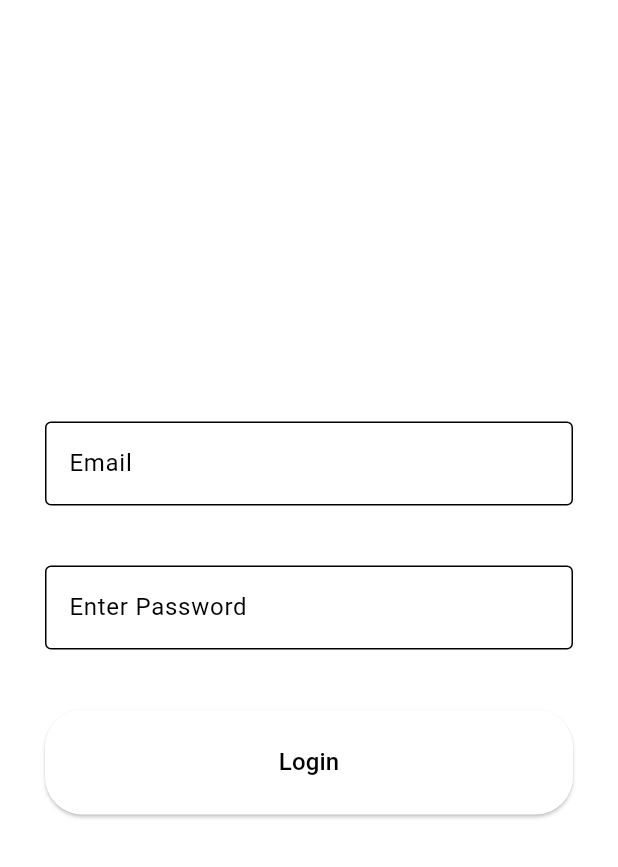
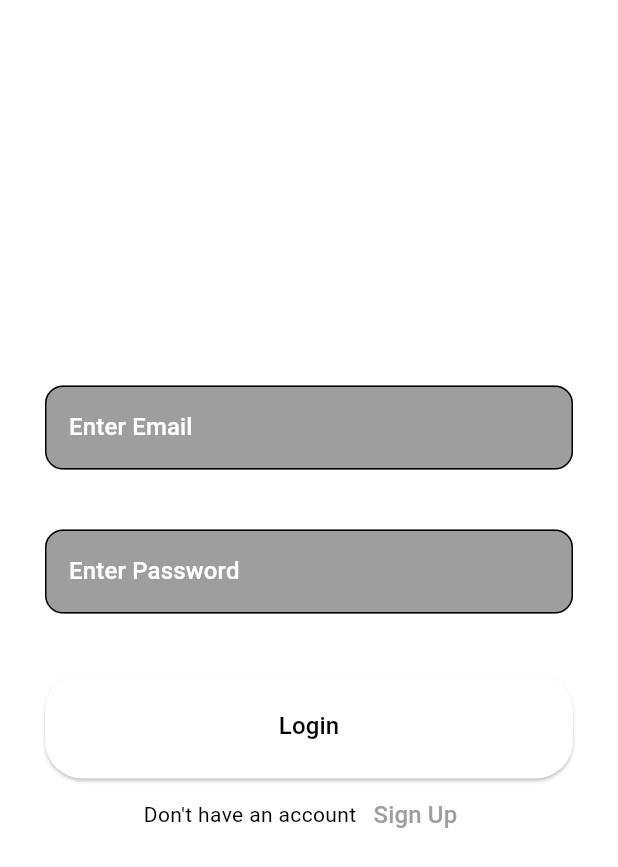
Before and after one commit to mrawaismurtaza/AI-Chatbot-App, a Flutter app: the screen it shows after launch, on a phone screen of 412 x 824 dp. Shown: the top 867 px of the screen. Run offline on Flutter 3.47's test engine with Material 3 defaults, Android fonts, the phone set to English and light mode, and no system bars; our stand-ins replace flutter_dotenv, fluttertoast, go_router, supabase_flutter; accounts and stored records are empty.

```diff
--- a/chatbot/lib/core/theme/app_theme.dart
+++ b/chatbot/lib/core/theme/app_theme.dart
@@ -12,6 +12,7 @@ class AppTheme {
       background: Colors.white,
       onPrimary: Colors.black,
       onSurface: Colors.black,
+      tertiary: Colors.grey,
     ),
     textTheme: const TextTheme(
       bodyLarge: TextStyle(color: Colors.black, fontSize: 16),
@@ -30,6 +31,7 @@ class AppTheme {
       background: Colors.black,
       onSurface: Colors.white,
       onPrimary: Colors.white,
+      tertiary: Colors.grey,
     ),
   );
 }
--- a/chatbot/lib/features/presentation/screens/login.dart
+++ b/chatbot/lib/features/presentation/screens/login.dart
@@ -1,5 +1,8 @@
 import 'package:chatbot/features/presentation/widgets/custom_button.dart';
+import 'package:chatbot/features/presentation/widgets/text_field.dart';
 import 'package:flutter/material.dart';
+import 'package:fluttertoast/fluttertoast.dart';
+import 'package:go_router/go_router.dart';
 
 class Login extends StatefulWidget {
   const Login({super.key});
@@ -9,34 +12,47 @@ class Login extends StatefulWidget {
 }
 
 class _LoginState extends State<Login> {
+  final TextEditingController emailController = TextEditingController();
+  final TextEditingController passwordController = TextEditingController();
+
   @override
   Widget build(BuildContext context) {
+    final theme = Theme.of(context);
+
     final _height = MediaQuery.of(context).size.height;
     final _width = MediaQuery.of(context).size.width;
 
     return Scaffold(
       body: Center(
         child: Padding(
-          padding: const EdgeInsets.only(left: 30, right: 30),
+        padding: const EdgeInsets.symmetric(horizontal: 30),
           child: Column(
             mainAxisAlignment: MainAxisAlignment.center,
             crossAxisAlignment: CrossAxisAlignment.center,
             children: [
-              TextField(
-                decoration: InputDecoration(
-                  border: OutlineInputBorder(),
-                  labelText: "Email",
-                ),
+              CustomTextField( controller: emailController, hintText: "Enter Email"),
+              SizedBox(height: 40),
+              CustomTextField( controller: passwordController, hintText: "Enter Password",
               ),
               SizedBox(height: 40),
-              TextField(
-                decoration: InputDecoration(
-                  border: OutlineInputBorder(),
-                  labelText: "Enter Password",
-                ),
+              CustomButton( text: "Login",
+                onPressed: () {
+                  Fluttertoast.showToast(msg: "Login Successfull");
+                },
               ),
-              SizedBox(height: 40),
-              CustomButton(text: "Login", onPressed: () {}),
+              Row(
+                mainAxisAlignment: MainAxisAlignment.center,
+                children: [
+                  Text("Don't have an account"),
+                  TextButton(
+                    onPressed: () => context.go('/signup'),
+                    child: Text(
+                      "Sign Up",
+                      style: TextStyle(color: theme.colorScheme.tertiary!),
+                    ),
+                  ),
+                ],
+              ),
             ],
           ),
         ),
--- a/chatbot/lib/features/presentation/widgets/text_field.dart
+++ b/chatbot/lib/features/presentation/widgets/text_field.dart
@@ -4,13 +4,14 @@ class CustomTextField extends StatefulWidget {
   final TextEditingController controller;
   final String hintText;
   final TextInputType keyboardType;
-  final bool obscureText;
+  final bool obscuredText;
   final String? Function(String?)? validator;
-  const CustomTextField({super.key,
+  const CustomTextField({
+    super.key,
     required this.controller,
     required this.hintText,
     this.keyboardType = TextInputType.text,
-    this.obscureText = false,
+    this.obscuredText = false,
     this.validator,
   });
 
@@ -19,7 +20,6 @@ class CustomTextField extends StatefulWidget {
 }
 
 class _CustomTextFieldState extends State<CustomTextField> {
-
   late bool _isObscured;
 
   @override
@@ -31,7 +31,6 @@ class _CustomTextFieldState extends State<CustomTextField> {
 
   @override
   Widget build(BuildContext context) {
-
     final theme = Theme.of(context);
 
     return TextFormField(
@@ -40,15 +39,27 @@ class _CustomTextFieldState extends State<CustomTextField> {
         filled: true,
         fillColor: theme.colorScheme.tertiary,
         labelText: widget.hintText,
-        labelStyle: theme.textTheme.labellarge,
-        border: InputBorder.none,
-        suffixIcon: widget.obscureText ?
-            IconButton(onPressed: () {
-              setState( () {
-                _isObscured = !_isObscured;
-              });
-            },
-            icon: icon)
+        labelStyle: theme.textTheme.labelLarge,
+        border: OutlineInputBorder(
+          borderRadius: BorderRadius.circular(12),
+          borderSide: BorderSide(
+            color: theme.colorScheme.primary, // or Colors.grey
+            width: 1.5,
+          ),
+        ),
+        suffixIcon:
+            widget.obscuredText
+                ? IconButton(
+                  onPressed: () {
+                    setState(() {
+                      _isObscured = !_isObscured;
+                    });
+                  },
+                  icon: Icon(
+                    _isObscured ? Icons.visibility_off : Icons.visibility,
+                  ),
+                )
+                : null,
       ),
     );
   }
--- a/chatbot/pubspec.yaml
+++ b/chatbot/pubspec.yaml
@@ -10,6 +10,7 @@ dependencies:
   flutter:
     sdk: flutter
   flutter_dotenv: ^5.2.1
+  fluttertoast: ^8.2.12
   go_router: ^14.8.1
   icons_launcher: ^3.0.1
   shared_preferences: ^2.5.3
```
Also changed, not shown: chatbot/lib/features/blocs/signup/signip_bloc.dart (added, +13 -0 lines), chatbot/lib/features/blocs/signup/signup_event.dart (added, +8 -0 lines), chatbot/lib/features/blocs/signup/signup_state.dart (added, +12 -0 lines), chatbot/lib/features/data/models/user_model.dart (+17 -0 lines), chatbot/lib/features/data/repositories/auth_repository.dart (+29 -0 lines), chatbot/lib/features/presentation/screens/signup.dart (+48 -1 lines), chatbot/pubspec.lock, 1 other file.
